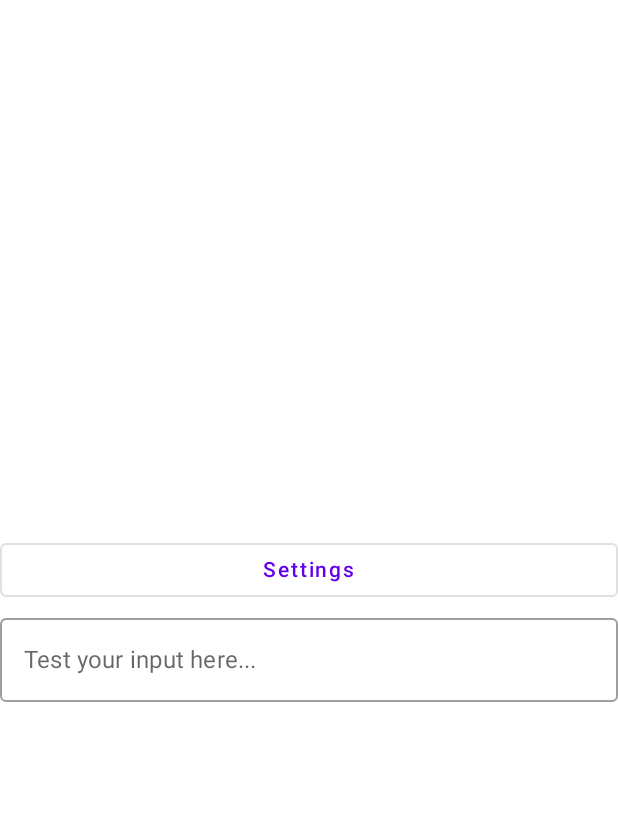
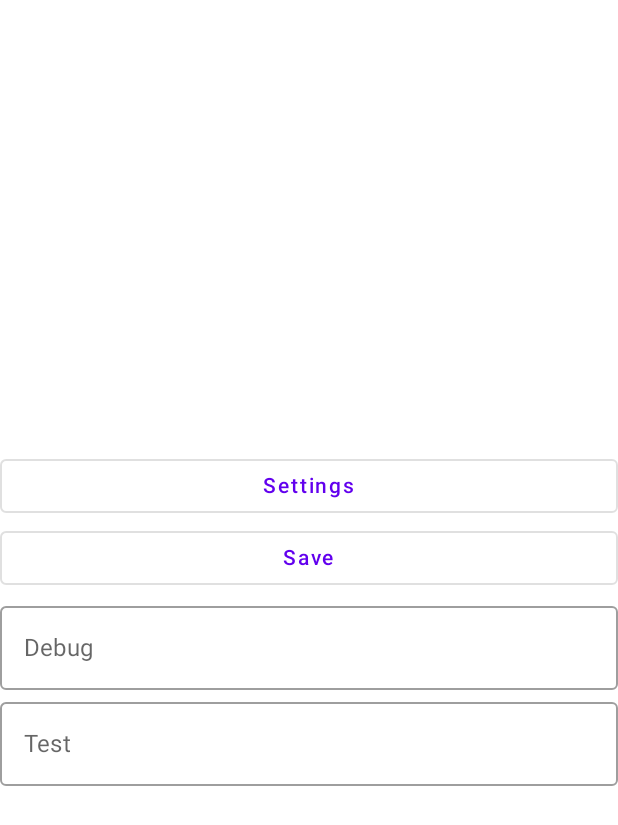
Before and after one commit to sseu-buhzzi/VwinngjuanIme, an Android app built with Jetpack Compose: the screen it shows after launch (MainActivity), on a phone screen of 412 x 824 dp. Shown: the top 825 px of the screen. Run offline under Robolectric (Android 15) with nearby library versions, the phone set to English and light mode, and no system bars; Roboto replaces fonts that are not available here.

Commit message:
重新加入臨時輸入框。

```diff
--- a/app/src/main/java/com/buhzzi/vwinngjuanime/MainActivity.kt
+++ b/app/src/main/java/com/buhzzi/vwinngjuanime/MainActivity.kt
@@ -23,6 +23,7 @@ import androidx.compose.material.lightColors
 import androidx.compose.material.rememberScaffoldState
 import androidx.compose.runtime.Composable
 import androidx.compose.runtime.CompositionLocalProvider
+import androidx.compose.runtime.DisposableEffect
 import androidx.compose.runtime.LaunchedEffect
 import androidx.compose.runtime.compositionLocalOf
 import androidx.compose.runtime.getValue
@@ -130,23 +131,40 @@ internal fun SettingsComposable(navController: NavController) {
 		}, Modifier.fillMaxWidth()) {
 			Text("Settings")
 		}
+
 		val debugTextPath = remember { context.externalFilesDir.toPath() / "debug.txt" }
 		var debugText by remember { mutableStateOf(runCatching {
 			debugTextPath.readText()
 		}.getOrElse { "" }) }
+		DisposableEffect(Unit) {
+			onDispose {
+				debugTextPath.writeText(debugText)
+			}
+		}
+		OutlinedButton({
+			debugTextPath.writeText(debugText)
+		}, Modifier.fillMaxWidth()) {
+			Text("Save")
+		}
+		OutlinedTextField(debugText, {
+			debugText = it
+		}, Modifier.fillMaxWidth(),
+			label = { Text("Debug") },
+		)
+
 		val focusRequester = FocusRequester()
 		val keyboardController = LocalSoftwareKeyboardController.current
+		var testText by remember { mutableStateOf("") }
 		LaunchedEffect(Unit) {
 			focusRequester.requestFocus()
 			keyboardController?.show()
 		}
-		OutlinedTextField(debugText, {
-			debugTextPath.writeText(it)
-			debugText = it
+		OutlinedTextField(testText, {
+			testText = it
 		}, Modifier
 			.fillMaxWidth()
 			.focusRequester(focusRequester),
-			label = { Text("Test your input here...") },
+			label = { Text("Test") },
 		)
 	}
 }
```
